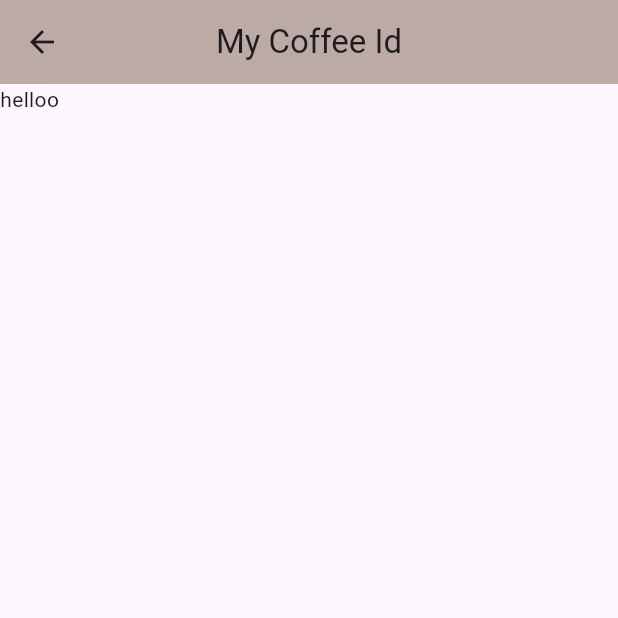
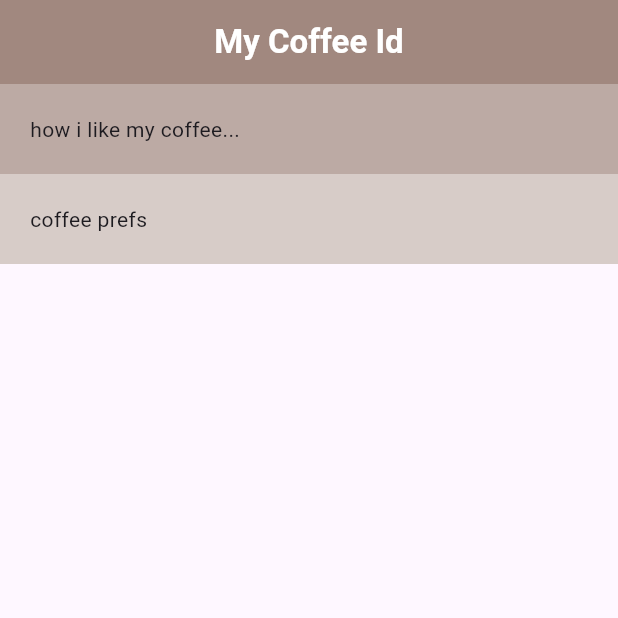
Before and after one commit to prime-infinity/coffee_card_flutter, a Flutter app: the Home screen opened directly, on a phone screen of 412 x 824 dp, the top half of it. Run offline on Flutter 3.47's test engine with Material 3 defaults, Android fonts, the phone set to English and light mode, and no system bars.

Commit message:
used columns

```diff
--- a/lib/home.dart
+++ b/lib/home.dart
@@ -7,11 +7,28 @@ class Home extends StatelessWidget {
   Widget build(BuildContext context) {
     return Scaffold(
       appBar: AppBar(
-        title: const Text("My Coffee Id"),
-        backgroundColor: Colors.brown[200],
+        title: const Text(
+          "My Coffee Id",
+          style: TextStyle(color: Colors.white, fontWeight: FontWeight.bold),
+        ),
+        backgroundColor: Colors.brown[300],
         centerTitle: true,
       ),
-      body: const Text("helloo"),
+      body: Column(
+        crossAxisAlignment: CrossAxisAlignment.stretch,
+        children: [
+          Container(
+            color: Colors.brown[200],
+            padding: const EdgeInsets.all(20),
+            child: const Text("how i like my coffee..."),
+          ),
+          Container(
+            color: Colors.brown[100],
+            padding: const EdgeInsets.all(20),
+            child: const Text("coffee prefs"),
+          )
+        ],
+      ),
     );
   }
 }
```
Also changed, not shown: lib/main.dart (+4 -4 lines).
